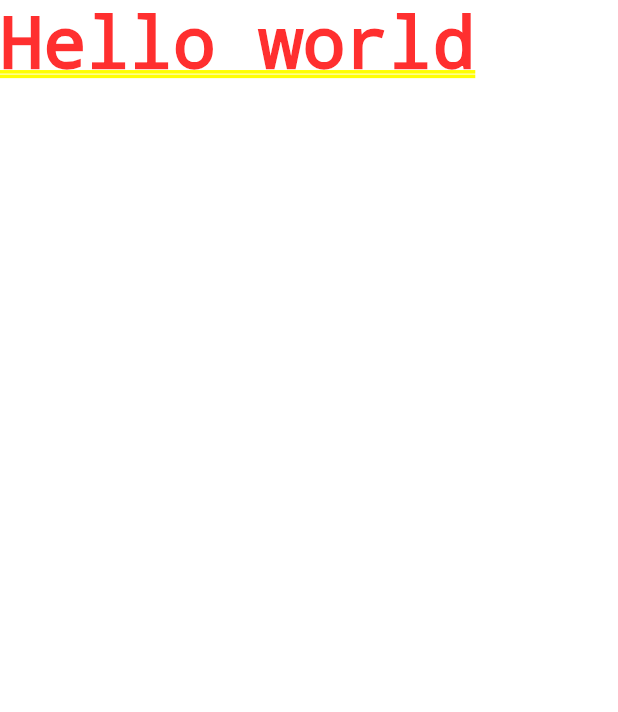
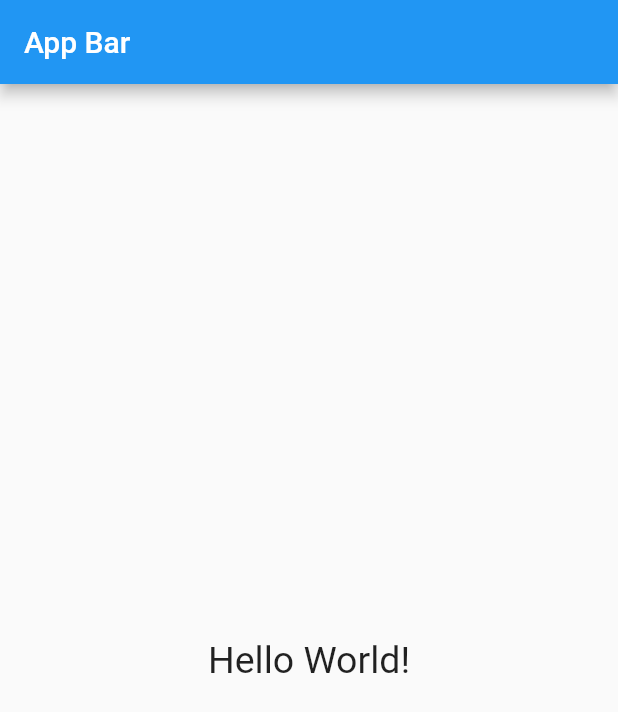
Before and after one commit to sampathdissanayaka/flutter-widget, a Flutter app: the screen it shows after launch, on a phone screen of 412 x 824 dp. Shown: the top 712 px of the screen. Run offline on Flutter 3.47's test engine with Material 2 defaults, Android fonts, the phone set to English and light mode, and no system bars.

Commit message:
scaffold widget

```diff
--- a/lib/main.dart
+++ b/lib/main.dart
@@ -1,6 +1,6 @@
 import 'package:flutter/material.dart';
 
-main(){
+void main(){
   runApp(MyApp());
 }
 
@@ -8,7 +8,16 @@ class MyApp extends StatelessWidget{
   @override
   Widget build(BuildContext context) {
    return MaterialApp(
-     home: Text('Hello world'),
+     home: Scaffold(
+       appBar: AppBar(
+         title: Text("App Bar"),
+       ),
+       body: Center(
+         child: Text("Hello World!",
+         style: TextStyle(fontSize: 25.0),
+         ),
+       ),
+     ),
    );
   }
 }
```
